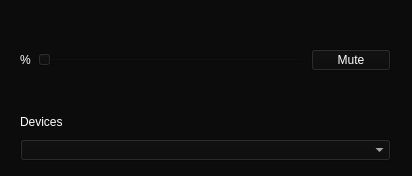
Before: the Qt Designer form mainwindow.ui in hwisnu222/volume-control, drawn with Qt 5.
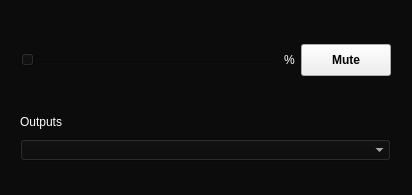
After: the same form once the commit is applied.

Patch:
```diff
--- a/mainwindow.ui
+++ b/mainwindow.ui
@@ -10,7 +10,7 @@
     <x>0</x>
     <y>0</y>
     <width>412</width>
-    <height>176</height>
+    <height>195</height>
    </rect>
   </property>
   <property name="sizePolicy">
@@ -136,6 +136,15 @@
        </color>
       </brush>
      </colorrole>
+     <colorrole role="Highlight">
+      <brush brushstyle="SolidPattern">
+       <color alpha="255">
+        <red>198</red>
+        <green>18</green>
+        <blue>174</blue>
+       </color>
+      </brush>
+     </colorrole>
      <colorrole role="AlternateBase">
       <brush brushstyle="SolidPattern">
        <color alpha="255">
@@ -291,6 +300,15 @@
        </color>
       </brush>
      </colorrole>
+     <colorrole role="Highlight">
+      <brush brushstyle="SolidPattern">
+       <color alpha="255">
+        <red>198</red>
+        <green>18</green>
+        <blue>174</blue>
+       </color>
+      </brush>
+     </colorrole>
      <colorrole role="AlternateBase">
       <brush brushstyle="SolidPattern">
        <color alpha="255">
@@ -516,22 +534,36 @@
     <layout class="QHBoxLayout" name="horizontalLayout_2">
      <item>
       <layout class="QHBoxLayout" name="horizontalLayout">
-       <item>
-        <widget class="QLabel" name="label">
-         <property name="text">
-          <string>%</string>
-         </property>
-        </widget>
-       </item>
        <item>
         <widget class="QSlider" name="horizontalSlider">
+         <property name="styleSheet">
+          <string notr="true">QHorizontalSlider{
+	color: &quot;#ff00ff&quot;;
+}</string>
+         </property>
          <property name="orientation">
           <enum>Qt::Orientation::Horizontal</enum>
          </property>
         </widget>
        </item>
+       <item>
+        <widget class="QLabel" name="label">
+         <property name="text">
+          <string>%</string>
+         </property>
+        </widget>
+       </item>
        <item>
         <widget class="QPushButton" name="pushButton">
+         <property name="styleSheet">
+          <string notr="true">QPushButton{
+	border-color: 2px solid #ff00ff;
+	background: &quot;transparent&quot;;
+	color: &quot;#ff00ff&quot;;
+	font-weight: 600;
+	padding: 8px 30px;
+}</string>
+         </property>
          <property name="text">
           <string>Mute</string>
          </property>
@@ -554,7 +586,7 @@
      <item>
       <widget class="QLabel" name="label_2">
        <property name="text">
-        <string>Devices</string>
+        <string>Outputs</string>
        </property>
       </widget>
      </item>
```
